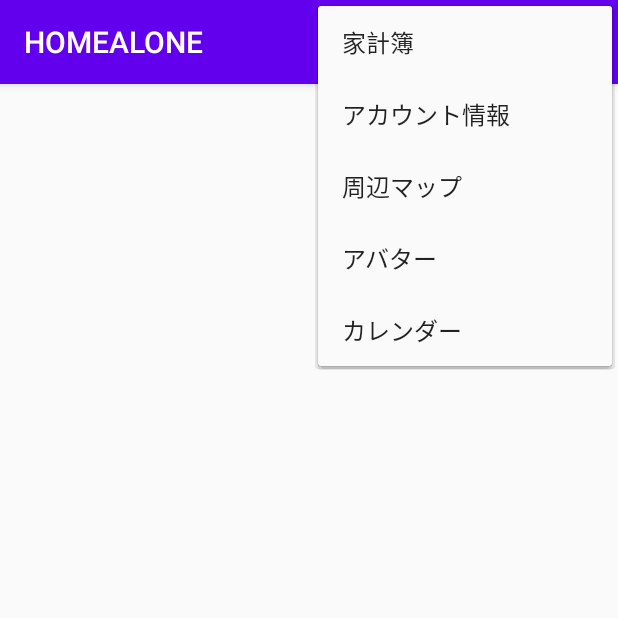
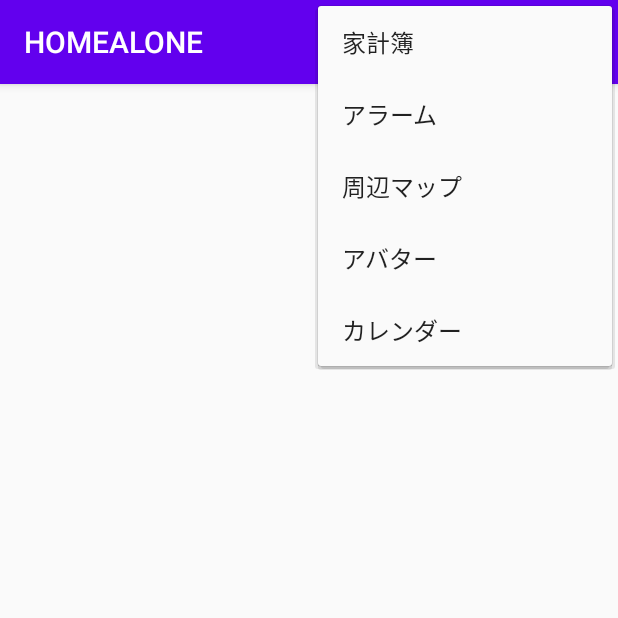
Before and after one commit to SOENOMIZUKI/HomeAlone, an Android app: the HeaderActivity screen opened directly, with no data from a screen before it, with the options menu open, on a phone screen of 412 x 824 dp, the top half of it. Run offline under Robolectric (Android 15) with nearby library versions, the phone set to English and light mode, and no system bars; 2 statements that could not run were skipped.

Commit message:
表記直し

```diff
--- a/app/src/main/res/menu/main.xml
+++ b/app/src/main/res/menu/main.xml
@@ -11,7 +11,7 @@
 
     <item
         android:id="@+id/item2"
-        android:title="アカウント情報"
+        android:title="アラーム"
         android:orderInCategory="200"
         app:showAsAction="never" />
 
```
